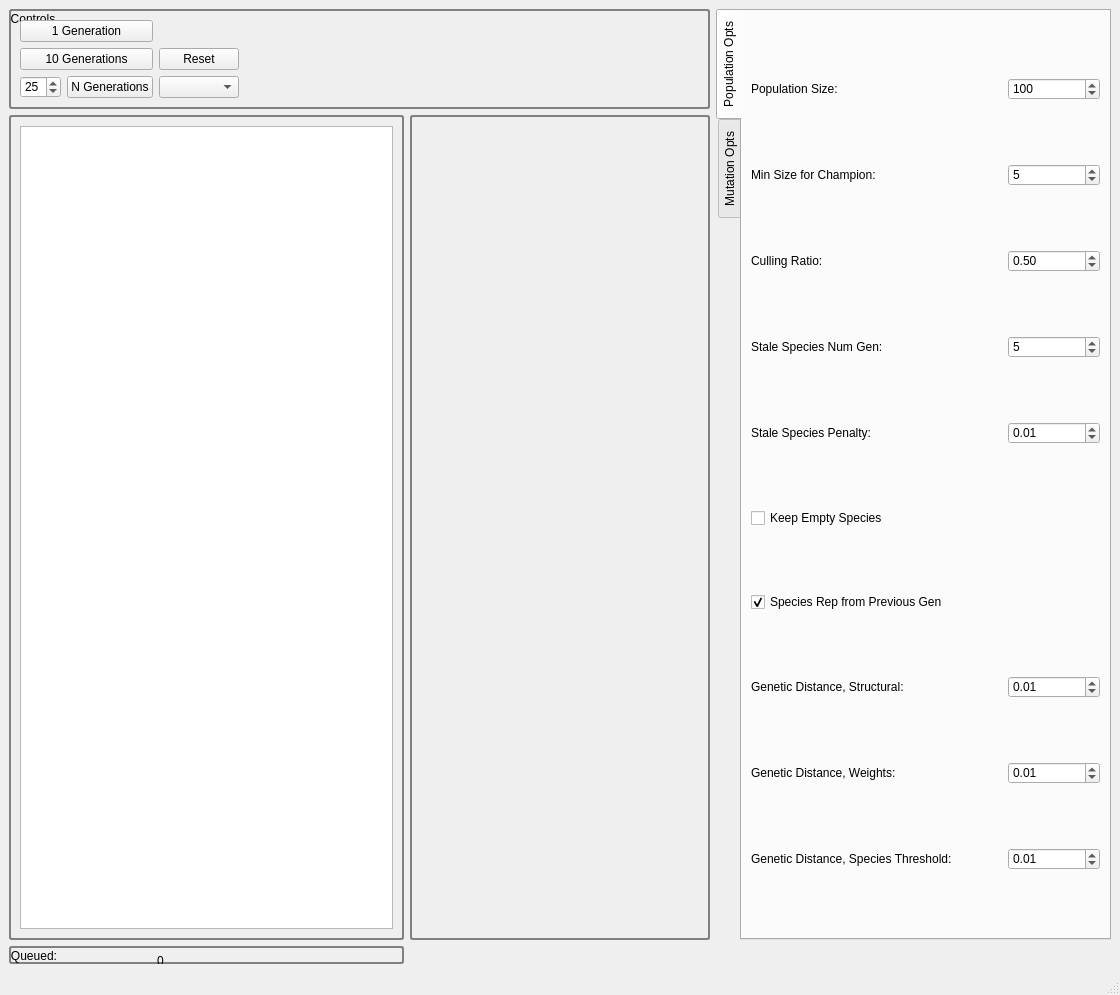
ArtificialEvolvingWorld/neural-net-tests, file pygui/main_window.ui: the form before one commit.
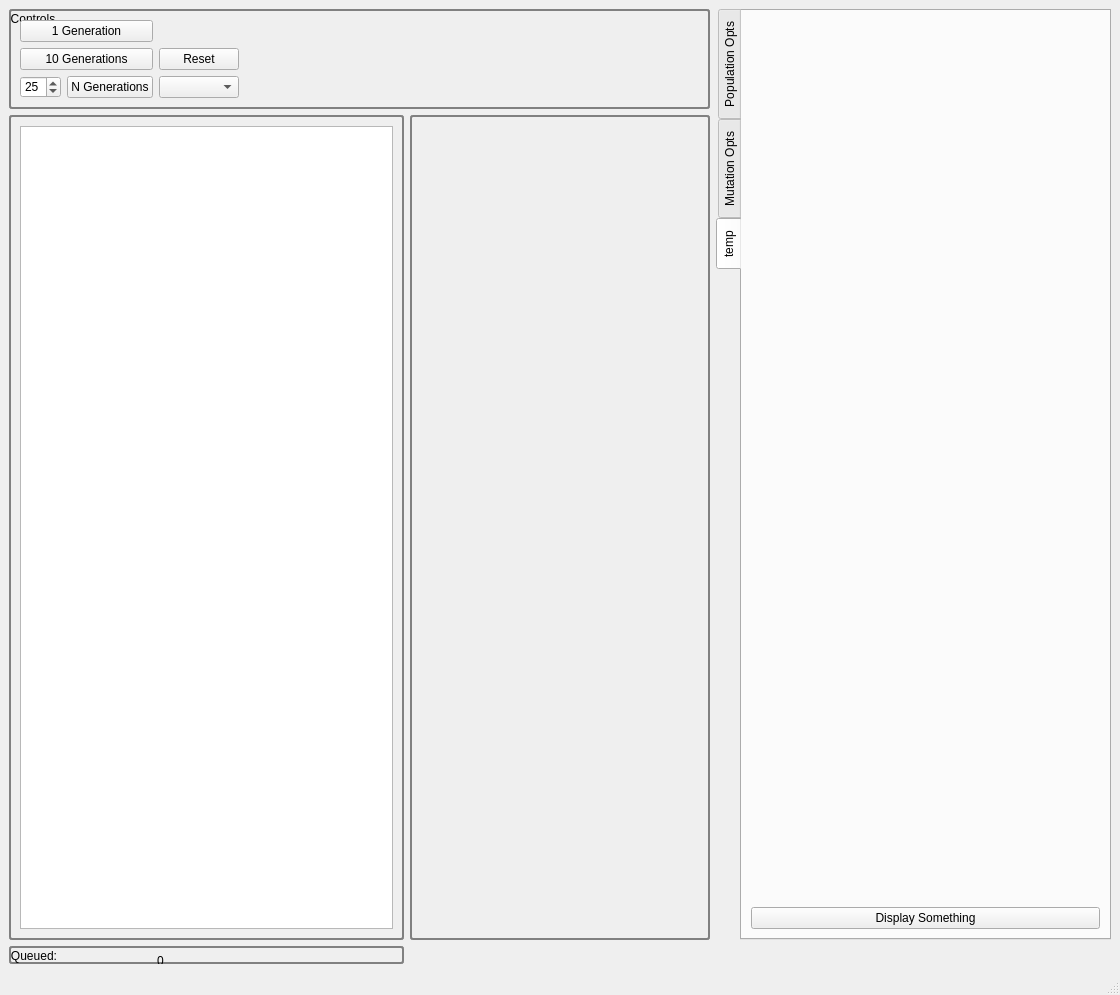
The form after the commit. Custom widgets are drawn as their Qt base class.

Commit message: A few changes to allow drawing irrlicht into existing windows.

Diff of the .ui file:
```diff
--- a/pygui/main_window.ui
+++ b/pygui/main_window.ui
@@ -98,7 +98,7 @@
        <enum>QTabWidget::West</enum>
       </property>
       <property name="currentIndex">
-       <number>0</number>
+       <number>2</number>
       </property>
       <property name="collapsed" stdset="0">
        <bool>true</bool>
@@ -538,6 +538,23 @@
         </item>
        </layout>
       </widget>
+      <widget class="QWidget" name="tab_2">
+       <attribute name="title">
+        <string>temp</string>
+       </attribute>
+       <layout class="QGridLayout" name="gridLayout_5">
+        <item row="0" column="0">
+         <widget class="QWidget" name="irrlicht_widget" native="true"/>
+        </item>
+        <item row="1" column="0">
+         <widget class="QPushButton" name="irrlicht_button">
+          <property name="text">
+           <string>Display Something</string>
+          </property>
+         </widget>
+        </item>
+       </layout>
+      </widget>
      </widget>
     </item>
     <item row="1" column="0">
```
Left out of the diff: 6 changed lines with no effect on the pictures. The commit also changes 3 other files.
